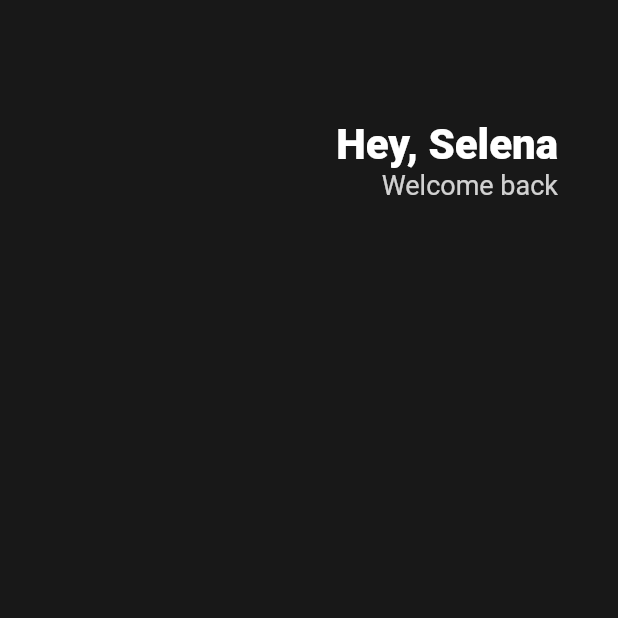
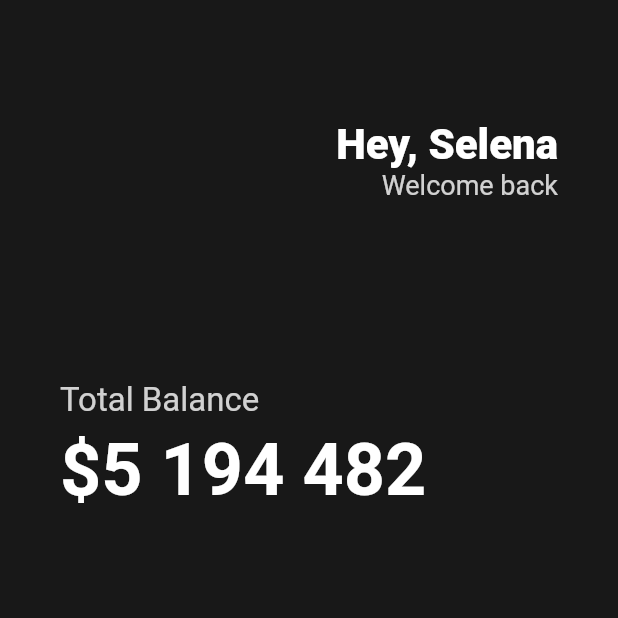
Before and after one commit to PearlKang/Nomadcoders, a Flutter app: the screen it shows after launch, on a phone screen of 412 x 824 dp, the top half of it. Run offline on Flutter 3.47's test engine with Material 2 defaults, Android fonts, the phone set to English and light mode, and no system bars.

Commit message:
2023.02.12

```diff
--- a/Program/Flutter/toonflix/lib/main.dart
+++ b/Program/Flutter/toonflix/lib/main.dart
@@ -17,6 +17,7 @@ class App extends StatelessWidget {
             horizontal: 40,
           ),
           child: Column(
+            crossAxisAlignment: CrossAxisAlignment.start,
             children: [
               SizedBox(
                 height: 80,
@@ -46,7 +47,28 @@ class App extends StatelessWidget {
                     ],
                   )
                 ],
-              )
+              ),
+              SizedBox(
+                height: 120,
+              ),
+              Text(
+                "Total Balance",
+                style: TextStyle(
+                  fontSize: 22,
+                  color: Colors.white.withOpacity(0.8),
+                ),
+              ),
+              SizedBox(
+                height: 5,
+              ),
+              Text(
+                "\$5 194 482",
+                style: TextStyle(
+                  fontSize: 48,
+                  fontWeight: FontWeight.w600,
+                  color: Colors.white,
+                ),
+              ),
             ],
           ),
         ),
```
